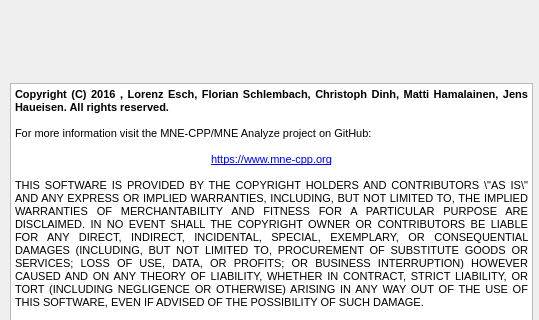
The window that applications/mne_analyze/Windows/aboutwindow.ui (mne-tools/mne-cpp) describes before a commit, drawn with Qt 5; both pictures show x 0 to 539 and y 267 to 587 of the 539 by 708 pixel window.
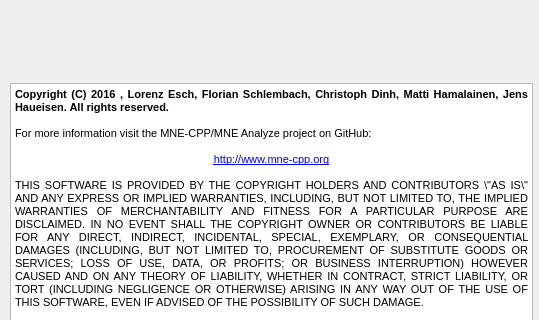
The same window after the commit. Icons and pictures are not drawn.

Patch:
```diff
--- a/applications/mne_analyze/Windows/aboutwindow.ui
+++ b/applications/mne_analyze/Windows/aboutwindow.ui
@@ -62,7 +62,7 @@
 &lt;p align=&quot;justify&quot; style=&quot;-qt-paragraph-type:empty; margin-top:0px; margin-bottom:0px; margin-left:0px; margin-right:0px; -qt-block-indent:0; text-indent:0px; font-size:8pt;&quot;&gt;&lt;br /&gt;&lt;/p&gt;
 &lt;p align=&quot;justify&quot; style=&quot; margin-top:0px; margin-bottom:0px; margin-left:0px; margin-right:0px; -qt-block-indent:0; text-indent:0px;&quot;&gt;&lt;span style=&quot; font-size:8pt;&quot;&gt;For more information visit the MNE-CPP/MNE Analyze project on GitHub:&lt;/span&gt;&lt;/p&gt;
 &lt;p align=&quot;justify&quot; style=&quot;-qt-paragraph-type:empty; margin-top:0px; margin-bottom:0px; margin-left:0px; margin-right:0px; -qt-block-indent:0; text-indent:0px; font-size:8pt;&quot;&gt;&lt;br /&gt;&lt;/p&gt;
-&lt;p align=&quot;center&quot; style=&quot; margin-top:0px; margin-bottom:0px; margin-left:0px; margin-right:0px; -qt-block-indent:0; text-indent:0px;&quot;&gt;&lt;a href=&quot;https://www.mne-cpp.org&quot;&gt;&lt;span style=&quot; font-size:8pt; text-decoration: underline; color:#0000ff;&quot;&gt;https://www.mne-cpp.org&lt;/span&gt;&lt;/a&gt;&lt;/p&gt;
+&lt;p align=&quot;center&quot; style=&quot; margin-top:0px; margin-bottom:0px; margin-left:0px; margin-right:0px; -qt-block-indent:0; text-indent:0px;&quot;&gt;&lt;a href=&quot;http://www.mne-cpp.org&quot;&gt;&lt;span style=&quot; font-size:8pt; text-decoration: underline; color:#0000ff;&quot;&gt;http://www.mne-cpp.org&lt;/span&gt;&lt;/a&gt;&lt;/p&gt;
 &lt;p align=&quot;justify&quot; style=&quot;-qt-paragraph-type:empty; margin-top:0px; margin-bottom:0px; margin-left:0px; margin-right:0px; -qt-block-indent:0; text-indent:0px; font-size:8pt;&quot;&gt;&lt;br /&gt;&lt;/p&gt;
 &lt;p align=&quot;justify&quot; style=&quot; margin-top:0px; margin-bottom:0px; margin-left:0px; margin-right:0px; -qt-block-indent:0; text-indent:0px;&quot;&gt;&lt;span style=&quot; font-size:8pt;&quot;&gt;THIS SOFTWARE IS PROVIDED BY THE COPYRIGHT HOLDERS AND CONTRIBUTORS \&amp;quot;AS IS\&amp;quot; AND ANY EXPRESS OR IMPLIED WARRANTIES, INCLUDING, BUT NOT LIMITED TO, THE IMPLIED WARRANTIES OF MERCHANTABILITY AND FITNESS FOR A PARTICULAR PURPOSE ARE DISCLAIMED. IN NO EVENT SHALL THE COPYRIGHT OWNER OR CONTRIBUTORS BE LIABLE FOR ANY DIRECT, INDIRECT, INCIDENTAL, SPECIAL, EXEMPLARY, OR CONSEQUENTIAL DAMAGES (INCLUDING, BUT NOT LIMITED TO, PROCUREMENT OF SUBSTITUTE GOODS OR SERVICES; LOSS OF USE, DATA, OR PROFITS; OR BUSINESS INTERRUPTION) HOWEVER CAUSED AND ON ANY THEORY OF LIABILITY, WHETHER IN CONTRACT, STRICT LIABILITY, OR TORT (INCLUDING NEGLIGENCE OR OTHERWISE) ARISING IN ANY WAY OUT OF THE USE OF THIS SOFTWARE, EVEN IF ADVISED OF THE POSSIBILITY OF SUCH DAMAGE.&lt;/span&gt;&lt;/p&gt;
 &lt;p align=&quot;justify&quot; style=&quot;-qt-paragraph-type:empty; margin-top:0px; margin-bottom:0px; margin-left:0px; margin-right:0px; -qt-block-indent:0; text-indent:0px; font-size:8pt;&quot;&gt;&lt;br /&gt;&lt;/p&gt;
```
